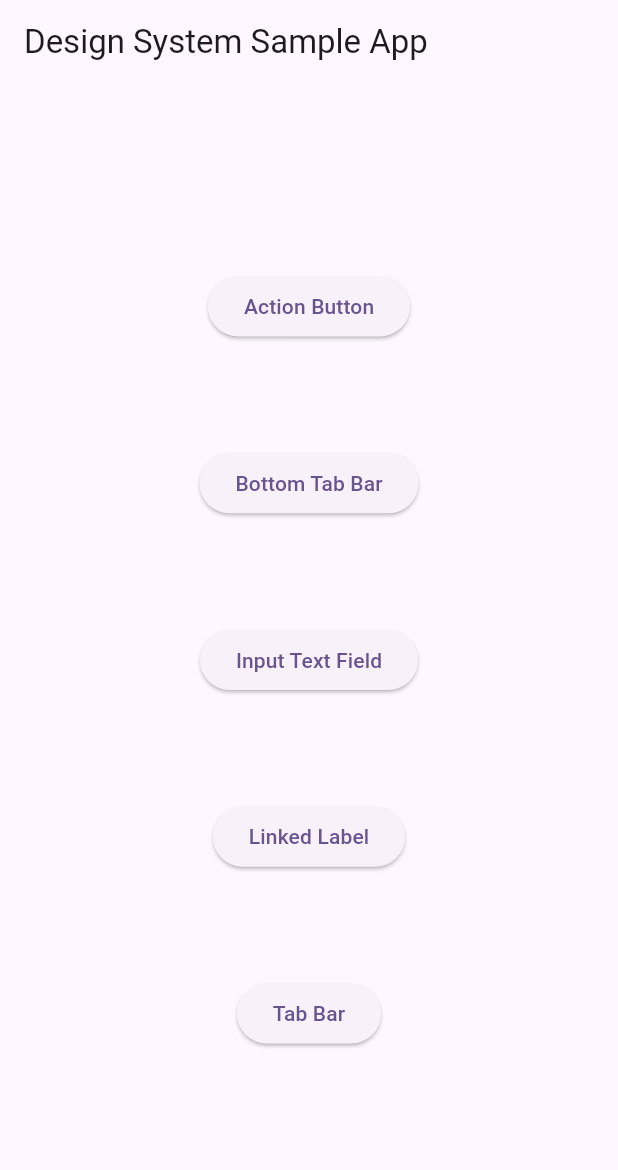
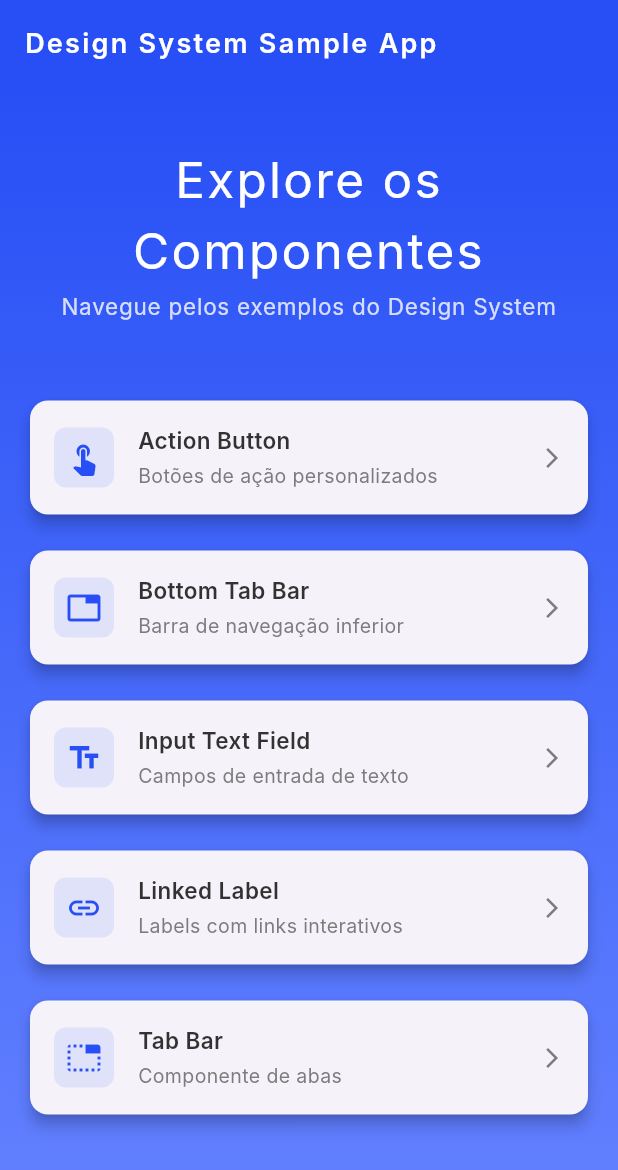
Before and after one commit to marcoantonio567/design_system_flutter, a Flutter app: the screen it shows after launch, on a phone screen of 412 x 824 dp. Shown: the top 1170 px of the screen. Run offline on Flutter 3.47's test engine with Material 3 defaults, Android fonts, the light colour scheme and no system bars; Roboto replaces fonts that are missing (Inter).

Commit message:
aplicando o ds refatorado

```diff
--- a/lib/DesignSystem/shared/spacing.dart
+++ b/lib/DesignSystem/shared/spacing.dart
@@ -1,12 +1,35 @@
-import 'package:flutter/material.dart';
+// Spacing tokens - seguindo padrão 4px base
+const double spaceXs = 4.0;
+const double spaceSm = 8.0;
+const double spaceMd = 16.0;
+const double spaceLg = 24.0;
+const double spaceXl = 32.0;
+const double space2xl = 48.0;
+const double space3xl = 64.0;
 
 // Radius tokens
 const double radiusXs = 4.0;
 const double radiusSm = 8.0;
+const double radiusMd = 12.0;
+const double radiusLg = 16.0;
+const double radiusXl = 20.0;
+const double radius2xl = 24.0;
 
 // Border width tokens
+const double borderWidthThin = 1.0;
 const double borderWidthSm = 1.5;
+const double borderWidthMd = 2.0;
+const double borderWidthLg = 3.0;
 
-// You can add more spacing tokens here as needed
-// const double radiusMd = 12.0;
-// const double radiusLg = 16.0;
+// Icon sizes
+const double iconSizeXs = 12.0;
+const double iconSizeSm = 16.0;
+const double iconSizeMd = 20.0;
+const double iconSizeLg = 24.0;
+const double iconSizeXl = 32.0;
+
+// Button heights
+const double buttonHeightSm = 32.0;
+const double buttonHeightMd = 40.0;
+const double buttonHeightLg = 48.0;
+const double buttonHeightXl = 56.0;
--- a/lib/main.dart
+++ b/lib/main.dart
@@ -1,10 +1,14 @@
 import 'package:flutter/material.dart';
-import '../DesignSystem/Samples/actionButtonSampleScreen/action_button_sample_screen.dart';
-import '../DesignSystem/Samples/bottomTabBarSampleScreen/bottom_tab_bar_sample_screen.dart';
-import '../DesignSystem/Samples/inputFieldSampleScreen/input_field_sample_screen.dart';
-import '../DesignSystem/Samples/linkedLabelSampleScreen/linked_label_sample_screen.dart';
-import '../DesignSystem/Samples/tabComponentSampleScreen/tab_sample_screen.dart';
-
+import 'DesignSystem/Samples/actionButtonSampleScreen/action_button_sample_screen.dart';
+import 'DesignSystem/Samples/bottomTabBarSampleScreen/bottom_tab_bar_sample_screen.dart';
+import 'DesignSystem/Samples/inputFieldSampleScreen/input_field_sample_screen.dart';
+import 'DesignSystem/Samples/linkedLabelSampleScreen/linked_label_sample_screen.dart';
+import 'DesignSystem/Samples/tabComponentSampleScreen/tab_sample_screen.dart';
+import 'DesignSystem/shared/colors.dart';
+import 'DesignSystem/shared/styles.dart';
+import 'DesignSystem/shared/spacing.dart';
+import 'DesignSystem/shared/navigation_helper.dart';
+import 'DesignSystem/shared/scene_widget.dart';
 
 void main() {
   runApp(const MyApp());
@@ -16,65 +20,199 @@ class MyApp extends StatelessWidget {
   @override
   Widget build(BuildContext context) {
     return MaterialApp(
-      title: 'Flutter Demo',
+      title: 'Design System Demo',
       theme: ThemeData(
-        colorScheme: ColorScheme.fromSeed(seedColor: Colors.deepPurple),
+        colorScheme: ColorScheme.fromSeed(seedColor: normalSecondaryBrandColor),
         useMaterial3: true,
+        fontFamily: 'Inter',
+        textTheme: const TextTheme(
+          headlineLarge: heading1Light,
+          headlineMedium: heading2Light,
+          headlineSmall: heading3Regular,
+          titleLarge: heading4Regular,
+          titleMedium: heading5Regular,
+          bodyLarge: paragraph1Regular,
+          bodyMedium: paragraph2Medium,
+          labelLarge: label1Semibold,
+          labelMedium: label2Semibold,
+          labelSmall: label2Regular,
+        ),
       ),
-      home: const ButtonScreen(),
+      home: const HomeScreen(),
     );
   }
 }
 
-class ButtonScreen extends StatelessWidget {
-  const ButtonScreen({super.key});
+class HomeScreen extends StatelessWidget {
+  const HomeScreen({super.key});
 
   @override
   Widget build(BuildContext context) {
     return Scaffold(
       appBar: AppBar(
-        title: const Text('Design System Sample App'),
+        title: Text(
+          'Design System Sample App',
+          style: navbarSmallTitle.copyWith(color: lightTertiaryBaseColorLight),
+        ),
+        backgroundColor: normalSecondaryBrandColor,
+        elevation: 0,
       ),
-      body: Center(
-        child: SizedBox(
-          height: MediaQuery.of(context).size.height * 0.8,
-          child: Column(
-            mainAxisAlignment: MainAxisAlignment.spaceEvenly,
+      body: Container(
+        decoration: const BoxDecoration(
+          gradient: LinearGradient(
+            begin: Alignment.topCenter,
+            end: Alignment.bottomCenter,
+            colors: [
+              normalSecondaryBrandColor,
+              lightSecondaryBrandColor,
+            ],
+          ),
+        ),
+        child: SafeArea(
+          child: Padding(
+            padding: const EdgeInsets.all(spaceMd),
+            child: Column(
+              crossAxisAlignment: CrossAxisAlignment.stretch,
+              children: [
+                const SizedBox(height: spaceLg),
+                Text(
+                  'Explore os Componentes',
+                  style: heading4Regular.copyWith(
+                    color: lightTertiaryBaseColorLight,
+                  ),
+                  textAlign: TextAlign.center,
+                ),
+                const SizedBox(height: spaceXs),
+                Text(
+                   'Navegue pelos exemplos do Design System',
+                   style: paragraph1Regular.copyWith(
+                     color: lightTertiaryBaseColorLight.withValues(alpha: 0.8),
+                   ),
+                   textAlign: TextAlign.center,
+                 ),
+                const SizedBox(height: space2xl),
+                Expanded(
+                  child: ListView(
+                    children: [
+                      _buildNavigationCard(
+                        context,
+                        'Action Button',
+                        'Botões de ação personalizados',
+                        Icons.touch_app,
+                        ActionButtonPage(),
+                      ),
+                      const SizedBox(height: spaceMd),
+                      _buildNavigationCard(
+                        context,
+                        'Bottom Tab Bar',
+                        'Barra de navegação inferior',
+                        Icons.tab,
+                        BottomTabBarPage(),
+                      ),
+                      const SizedBox(height: spaceMd),
+                      _buildNavigationCard(
+                        context,
+                        'Input Text Field',
+                        'Campos de entrada de texto',
+                        Icons.text_fields,
+                        InputFieldPage(),
+                      ),
+                      const SizedBox(height: spaceMd),
+                      _buildNavigationCard(
+                        context,
+                        'Linked Label',
+                        'Labels com links interativos',
+                        Icons.link,
+                        LinkedLabelPage(),
+                      ),
+                      const SizedBox(height: spaceMd),
+                      _buildNavigationCard(
+                        context,
+                        'Tab Bar',
+                        'Componente de abas',
+                        Icons.tab_unselected,
+                        TabPage(),
+                      ),
+                    ],
+                  ),
+                ),
+              ],
+            ),
+          ),
+        ),
+      ),
+    );
+  }
+
+  Widget _buildNavigationCard(
+    BuildContext context,
+    String title,
+    String description,
+    IconData icon,
+    Widget destination,
+  ) {
+    return Card(
+      elevation: 4,
+      shape: RoundedRectangleBorder(
+        borderRadius: BorderRadius.circular(radiusMd),
+      ),
+      child: InkWell(
+        onTap: () => NavigationHelper.navigateTo(context, destination),
+        borderRadius: BorderRadius.circular(radiusMd),
+        child: Padding(
+          padding: const EdgeInsets.all(spaceMd),
+          child: Row(
             children: [
-              _buildButton(context, 'Action Button', ActionButtonPage()),
-              _buildButton(context, 'Bottom Tab Bar', BottomTabBarPage()),
-              _buildButton(context, 'Input Text Field', InputFieldPage()),
-              _buildButton(context, 'Linked Label', LinkedLabelPage()),
-              _buildButton(context, 'Tab Bar', TabPage()),
+              Container(
+                padding: const EdgeInsets.all(spaceSm),
+                decoration: BoxDecoration(
+                   color: normalSecondaryBrandColor.withValues(alpha: 0.1),
+                   borderRadius: BorderRadius.circular(radiusSm),
+                 ),
+                child: Icon(
+                  icon,
+                  color: normalSecondaryBrandColor,
+                  size: iconSizeLg,
+                ),
+              ),
+              const SizedBox(width: spaceMd),
+              Expanded(
+                child: Column(
+                  crossAxisAlignment: CrossAxisAlignment.start,
+                  children: [
+                    Text(title, style: label1Semibold),
+                    const SizedBox(height: spaceXs),
+                    Text(
+                      description,
+                      style: paragraph2Medium.copyWith(
+                        color: normalSecondaryBaseColorLight,
+                      ),
+                    ),
+                  ],
+                ),
+              ),
+              Icon(
+                Icons.arrow_forward_ios,
+                color: normalSecondaryBaseColorLight,
+                size: iconSizeSm,
+              ),
             ],
           ),
         ),
       ),
     );
   }
-
-  ElevatedButton _buildButton(BuildContext context, String text, Widget scene) {
-    return ElevatedButton(
-      onPressed: () {
-        Navigator.push(
-          context,
-          MaterialPageRoute(builder: (context) => scene),
-        );
-      },
-      child: Text(text),
-    );
-  }
 }
 
-// Scene Widgets
+// Widgets de exemplo usando SceneWidget reutilizável
 class Scene1 extends StatelessWidget {
   const Scene1({super.key});
 
   @override
   Widget build(BuildContext context) {
-    return Scaffold(
-      appBar: AppBar(title: const Text('Scene 1')),
-      body: const Center(child: Text('Welcome to Scene 1')),
+    return const SceneWidget(
+      title: 'Scene 1',
+      message: 'Esta é uma demonstração do componente SceneWidget reutilizável.',
     );
   }
 }
@@ -84,9 +222,9 @@ class Scene2 extends StatelessWidget {
 
   @override
   Widget build(BuildContext context) {
-    return Scaffold(
-      appBar: AppBar(title: const Text('Scene 2')),
-      body: const Center(child: Text('Welcome to Scene 2')),
+    return const SceneWidget(
+      title: 'Scene 2',
+      message: 'Agora todas as scenes usam o mesmo componente base.',
     );
   }
 }
@@ -96,9 +234,9 @@ class Scene3 extends StatelessWidget {
 
   @override
   Widget build(BuildContext context) {
-    return Scaffold(
-      appBar: AppBar(title: const Text('Scene 3')),
-      body: const Center(child: Text('Welcome to Scene 3')),
+    return const SceneWidget(
+      title: 'Scene 3',
+      message: 'Isso elimina duplicação de código e facilita manutenção.',
     );
   }
 }
@@ -108,9 +246,9 @@ class Scene4 extends StatelessWidget {
 
   @override
   Widget build(BuildContext context) {
-    return Scaffold(
-      appBar: AppBar(title: const Text('Scene 4')),
-      body: const Center(child: Text('Welcome to Scene 4')),
+    return const SceneWidget(
+      title: 'Scene 4',
+      message: 'Componentes reutilizáveis são a base de um bom Design System.',
     );
   }
 }
@@ -120,9 +258,9 @@ class Scene5 extends StatelessWidget {
 
   @override
   Widget build(BuildContext context) {
-    return Scaffold(
-      appBar: AppBar(title: const Text('Scene 5')),
-      body: const Center(child: Text('Welcome to Scene 5')),
+    return const SceneWidget(
+      title: 'Scene 5',
+      message: 'Agora você pode personalizar facilmente cada scene.',
     );
   }
 }
```
Also changed, not shown: lib/DesignSystem/shared/button_factory.dart (added, +124 -0 lines), lib/DesignSystem/shared/index.dart (added, +9 -0 lines), lib/DesignSystem/shared/navigation_helper.dart (added, +40 -0 lines), lib/DesignSystem/shared/scene_widget.dart (added, +61 -0 lines).
